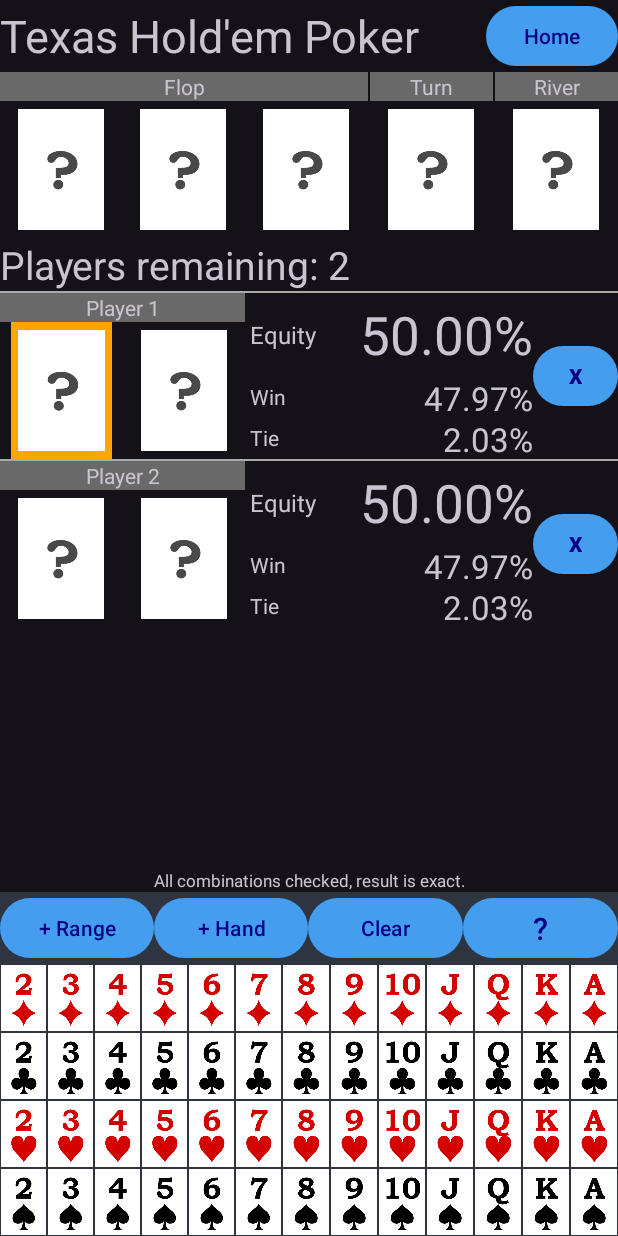
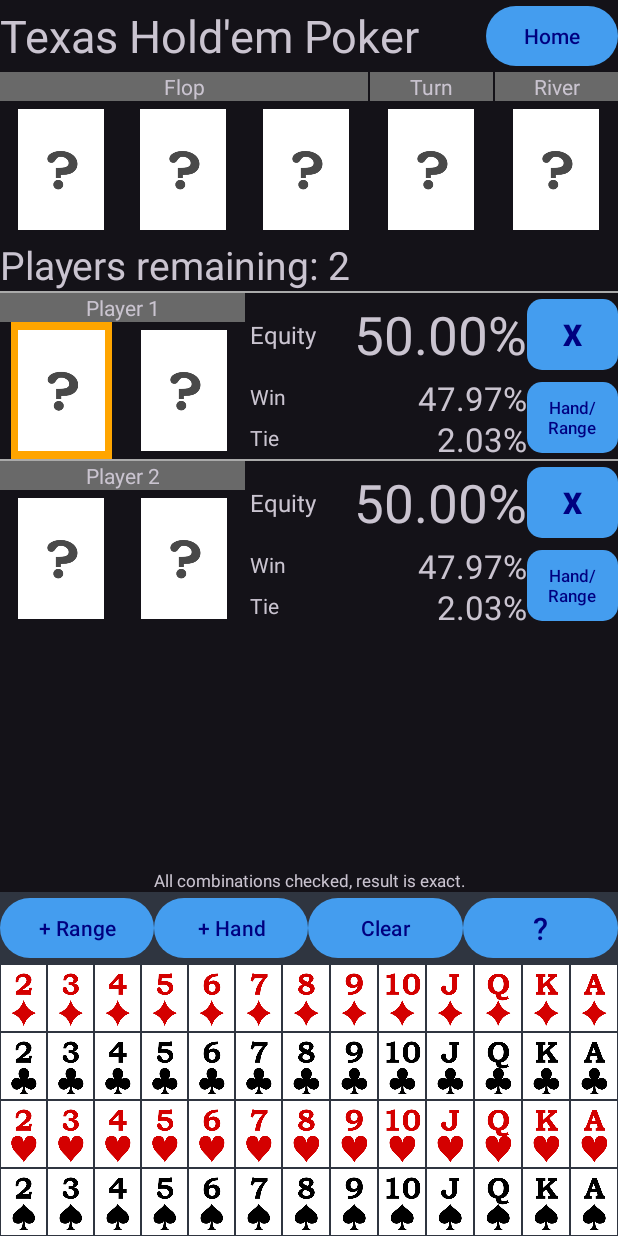
Before and after one commit to cjc93/CJPokerOddsCalculator, an Android app: the fragment TexasHoldemFragment shown on its own in the app's theme, on a phone screen of 412 x 824 dp. Run offline under Robolectric (Android 15) with nearby library versions, the phone set to English and light mode, and no system bars.

Commit message:
Add Range / Hand switch button

```diff
--- a/app/src/main/java/com/leslie/cjpokeroddscalculator/MainActivity.java
+++ b/app/src/main/java/com/leslie/cjpokeroddscalculator/MainActivity.java
@@ -25,7 +25,7 @@ public class MainActivity extends AppCompatActivity {
         Fragment f = navHostFragment.getChildFragmentManager().getFragments().get(0);
         if (f instanceof TexasHoldemFragment) {
             TexasHoldemFragment texasHoldemFragment = (TexasHoldemFragment) f;
-            texasHoldemFragment.hideCardSelector(ev);
+            texasHoldemFragment.checkClickToHideCardSelector(ev);
         }
         return super.dispatchTouchEvent(ev);
     }
--- a/app/src/main/java/com/leslie/cjpokeroddscalculator/TexasHoldemFragment.java
+++ b/app/src/main/java/com/leslie/cjpokeroddscalculator/TexasHoldemFragment.java
@@ -68,7 +68,8 @@ public class TexasHoldemFragment extends Fragment {
     public LinearLayout[] twoCardsLayouts = new LinearLayout[10];
 
     HashBiMap<List<Integer>, ImageButton> cardPositionBiMap = HashBiMap.create();
-    Map<Button, Integer> remove_row_map = new HashMap<>();
+    Map<MaterialButton, Integer> removeRowMap = new HashMap<>();
+    Map<MaterialButton, Integer> rangeSwitchRowMap = new HashMap<>();
     HashBiMap<ImageButton, List<Integer>> inputSuitRankMap;
 
     CardRow[] cardRows = new CardRow[11];
@@ -133,11 +134,9 @@ public class TexasHoldemFragment extends Fragment {
             if(playersRemainingNo < 10){
                 playersRemainingNo++;
                 binding.mainUi.playersremaining.setText(getString(R.string.players_remaining, playersRemainingNo));
-                Objects.requireNonNull(rangePositionBiMap.get(playersRemainingNo)).setVisibility(View.GONE);
-                cardRows[playersRemainingNo] = new SpecificCardsRow(2);
-                setCardImage(playersRemainingNo, 0, 0, 0);
-                setCardImage(playersRemainingNo, 1, 0, 0);
-                twoCardsLayouts[playersRemainingNo - 1].setVisibility(View.VISIBLE);
+
+                setEmptyHandRow(playersRemainingNo);
+
                 player_row_array[playersRemainingNo - 1].setVisibility(View.VISIBLE);
                 calculate_odds();
             }
@@ -272,7 +271,7 @@ public class TexasHoldemFragment extends Fragment {
         binding = null;
     }
 
-    public void hideCardSelector(MotionEvent event) {
+    public void checkClickToHideCardSelector(MotionEvent event) {
         if (event.getAction() == MotionEvent.ACTION_DOWN) {
             startClickTime = System.currentTimeMillis();
         } else if (event.getAction() == MotionEvent.ACTION_UP) {
@@ -296,7 +295,7 @@ public class TexasHoldemFragment extends Fragment {
                 }
 
                 if (!tapOnButton) {
-                    for (Button b : remove_row_map.keySet()) {
+                    for (Button b : removeRowMap.keySet()) {
                         b.getGlobalVisibleRect(outRect);
                         if (outRect.contains((int) event.getRawX(), (int) event.getRawY())) {
                             tapOnButton = true;
@@ -306,12 +305,16 @@ public class TexasHoldemFragment extends Fragment {
                 }
 
                 if (!tapOnButton) {
-                    binding.mainUi.inputCards.setVisibility(View.GONE);
-                    binding.mainUi.buttonUnknown.setVisibility(View.GONE);
-                    selected_card_button.setBackgroundResource(0);
+                    hideCardSelector();
                 }
             }
         }
+    }
+
+    private void hideCardSelector() {
+        binding.mainUi.inputCards.setVisibility(View.GONE);
+        binding.mainUi.buttonUnknown.setVisibility(View.GONE);
+        selected_card_button.setBackgroundResource(0);
     }
 
     private void initialise_variables() {
@@ -370,10 +373,12 @@ public class TexasHoldemFragment extends Fragment {
             twoCardsLayouts[i] = binding_player_row.twoCards;
             cardPositionBiMap.put(Arrays.asList(i + 1, 0), binding_player_row.card1);
             cardPositionBiMap.put(Arrays.asList(i + 1, 1), binding_player_row.card2);
-            remove_row_map.put(binding_player_row.remove, i + 1);
+            removeRowMap.put(binding_player_row.remove, i + 1);
+            rangeSwitchRowMap.put(binding_player_row.handRangeButton, i + 1);
 
             binding_player_row.playerText.setText(getString(R.string.player, i + 1));
-            binding_player_row.remove.setOnClickListener(remove_player_listener);
+            binding_player_row.remove.setOnClickListener(removePlayerListener);
+            binding_player_row.handRangeButton.setOnClickListener(rangeSwitchListener);
         }
 
         for (ImageButton card : cardPositionBiMap.values()) {
@@ -385,6 +390,7 @@ public class TexasHoldemFragment extends Fragment {
 
         for (ImageButton r : rangePositionBiMap.values()) {
             r.setImageBitmap(emptyRangeBitmap);
+            r.setMaxHeight(cardHeight);
         }
 
         for (int i = 2; i < 10; i++) {
@@ -479,9 +485,9 @@ public class TexasHoldemFragment extends Fragment {
         }
     }
 
-    private final View.OnClickListener remove_player_listener = v -> {
-        final Button remove_input = (Button) v;
-        int player_remove_number = remove_row_map.get(remove_input);
+    private final View.OnClickListener removePlayerListener = v -> {
+        final MaterialButton remove_input = (MaterialButton) v;
+        int player_remove_number = removeRowMap.get(remove_input);
 
         playersRemainingNo--;
         binding.mainUi.playersremaining.setText(getString(R.string.players_remaining, playersRemainingNo));
@@ -510,6 +516,38 @@ public class TexasHoldemFragment extends Fragment {
 
         calculate_odds();
     };
+
+    private final View.OnClickListener rangeSwitchListener = v -> {
+        final MaterialButton rangeSwitchInput = (MaterialButton) v;
+        int playerRangeSwitchNumber = rangeSwitchRowMap.get(rangeSwitchInput);
+
+        if (cardRows[playerRangeSwitchNumber] instanceof SpecificCardsRow) {
+            for (int i = 0; i < 2; i++) {
+                setInputCardVisible(playerRangeSwitchNumber, i);
+            }
+
+            twoCardsLayouts[playerRangeSwitchNumber - 1].setVisibility(View.GONE);
+            cardRows[playerRangeSwitchNumber] = new RangeRow();
+            ImageButton b = this.rangePositionBiMap.get(playerRangeSwitchNumber);
+            assert b != null;
+            b.setImageBitmap(this.emptyRangeBitmap);
+            b.setVisibility(View.VISIBLE);
+        } else {
+            setEmptyHandRow(playerRangeSwitchNumber);
+        }
+
+        hideCardSelector();
+
+        calculate_odds();
+    };
+
+    private void setEmptyHandRow(int row) {
+        Objects.requireNonNull(rangePositionBiMap.get(row)).setVisibility(View.GONE);
+        cardRows[row] = new SpecificCardsRow(2);
+        setCardImage(row, 0, 0, 0);
+        setCardImage(row, 1, 0, 0);
+        twoCardsLayouts[row - 1].setVisibility(View.VISIBLE);
+    }
 
     private final View.OnClickListener selector_listener = v -> {
         List<Integer> position = cardPositionBiMap.inverse().get((ImageButton) v);
--- a/app/src/main/res/layout/player_row.xml
+++ b/app/src/main/res/layout/player_row.xml
@@ -1,9 +1,10 @@
 <?xml version="1.0" encoding="utf-8"?>
 <LinearLayout
     xmlns:android="http://schemas.android.com/apk/res/android"
+    xmlns:app="http://schemas.android.com/apk/res-auto"
     android:orientation="vertical"
     android:layout_width="match_parent"
-    android:layout_height="wrap_content" >
+    android:layout_height="wrap_content">
 
     <View
         android:layout_width="match_parent"
@@ -179,14 +180,33 @@
 
             </LinearLayout>
 
-            <Button
-                android:id="@+id/remove"
+            <LinearLayout
+                android:orientation="vertical"
                 android:layout_width="wrap_content"
-                android:layout_height="wrap_content"
-                android:layout_gravity="center"
-                android:text="@string/remove_player"
-                android:minWidth="0dp"
-                android:textStyle="bold" />
+                android:layout_height="match_parent" >
+
+                <com.google.android.material.button.MaterialButton
+                    android:id="@+id/remove"
+                    android:layout_width="wrap_content"
+                    android:layout_height="0dp"
+                    android:text="@string/remove_player"
+                    android:minWidth="0dp"
+                    android:textStyle="bold"
+                    android:textSize="20sp"
+                    android:layout_weight="1"
+                    app:cornerRadius="10dp" />
+
+                <com.google.android.material.button.MaterialButton
+                    android:id="@+id/hand_range_button"
+                    android:layout_width="match_parent"
+                    android:layout_height="0dp"
+                    android:text="@string/hand_range"
+                    android:textSize="11sp"
+                    android:padding="0dp"
+                    android:layout_weight="1"
+                    app:cornerRadius="10dp" />
+
+            </LinearLayout>
 
         </LinearLayout>
 
--- a/app/src/main/res/values/strings.xml
+++ b/app/src/main/res/values/strings.xml
@@ -37,4 +37,5 @@
     <string name="texas_hold_em_equity_calculator">Texas Hold\'em Equity Calculator</string>
     <string name="texas_hold_em_poker">Texas Hold\'em Poker</string>
     <string name="home">Home</string>
+    <string name="hand_range">Hand/Range</string>
 </resources>
```
